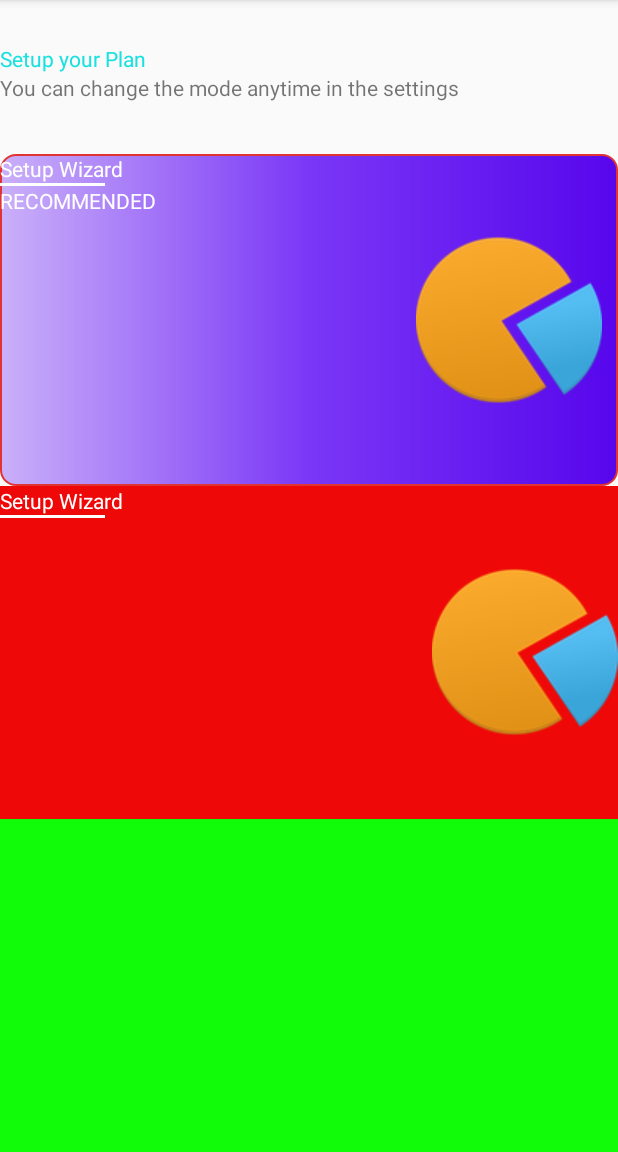
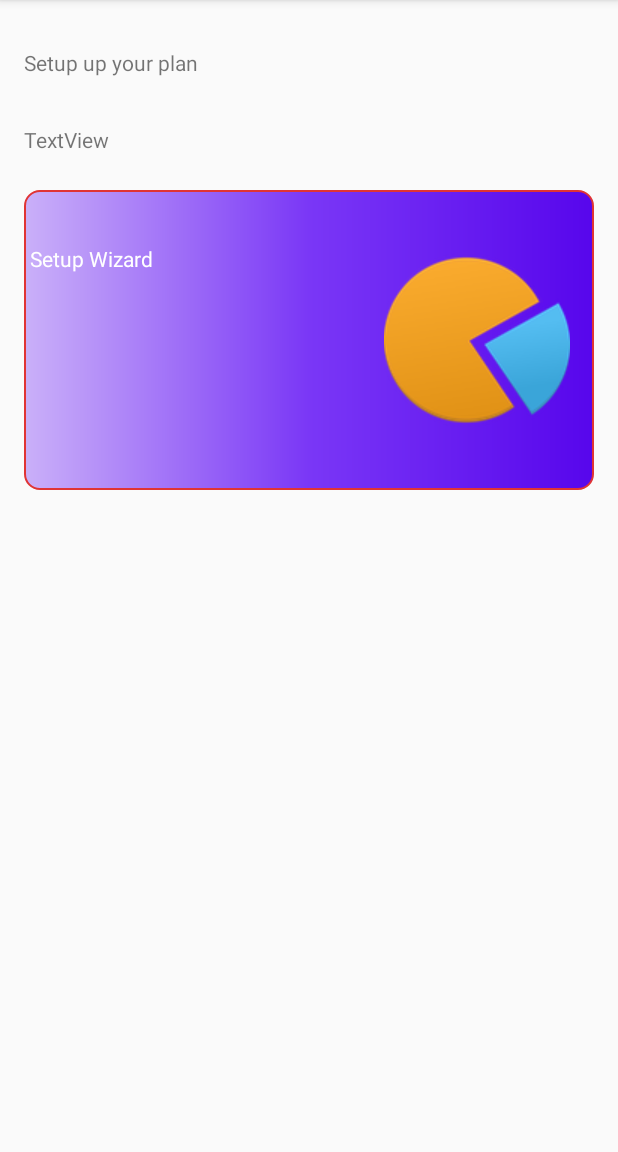
Before and after one commit to saraschandraa-m/oct2020_ui, an Android app: the screen it shows after launch (MainActivity), on a phone screen of 412 x 824 dp, the part 84-1236 px from its top. Run offline under Robolectric (Android 15) with nearby library versions, the phone set to English and light mode, and no system bars.

Commit message:
12Oct2020 Changes

```diff
--- a/app/src/main/AndroidManifest.xml
+++ b/app/src/main/AndroidManifest.xml
@@ -9,6 +9,7 @@
         android:roundIcon="@mipmap/ic_launcher_round"
         android:supportsRtl="true"
         android:theme="@style/AppTheme">
+        <activity android:name=".SecondActivity"></activity>
         <activity android:name=".MainActivity">
             <intent-filter>
                 <action android:name="android.intent.action.MAIN" />
--- a/app/src/main/java/com/nexstacks/uibasics/MainActivity.java
+++ b/app/src/main/java/com/nexstacks/uibasics/MainActivity.java
@@ -3,12 +3,44 @@ package com.nexstacks.uibasics;
 import androidx.appcompat.app.AppCompatActivity;
 
 import android.os.Bundle;
+import android.view.View;
+import android.widget.TextView;
 
 public class MainActivity extends AppCompatActivity {
+
+    private TextView mTvSetupWizard;
 
     @Override
     protected void onCreate(Bundle savedInstanceState) {
         super.onCreate(savedInstanceState);
-        setContentView(R.layout.activity_main);
+        setContentView(R.layout.activity_constraint);
+
+        mTvSetupWizard = findViewById(R.id.tv_setup_plan);
+
+        mTvSetupWizard.setOnClickListener(new View.OnClickListener() {
+            @Override
+            public void onClick(View v) {
+                showToastMessage();
+            }
+        });
+    }
+
+
+    private void showToastMessage(){
+
+    }
+
+
+    class Student{
+        String studentName;
+        String studentRollNo;
+
+        public void setStudentDetails(){
+
+        }
+
+        public Student(){
+
+        }
     }
 }
--- /dev/null
+++ b/app/src/main/res/layout/activity_constraint.xml
@@ -0,0 +1,68 @@
+<?xml version="1.0" encoding="utf-8"?>
+<androidx.constraintlayout.widget.ConstraintLayout xmlns:android="http://schemas.android.com/apk/res/android"
+    xmlns:app="http://schemas.android.com/apk/res-auto"
+    xmlns:tools="http://schemas.android.com/tools"
+    android:layout_width="match_parent"
+    android:layout_height="match_parent">
+
+    <TextView
+        android:id="@+id/tv_setup_plan"
+        android:layout_width="wrap_content"
+        android:layout_height="wrap_content"
+        android:layout_marginStart="16dp"
+        android:layout_marginTop="32dp"
+        android:text="Setup up your plan"
+        app:layout_constraintStart_toStartOf="parent"
+        app:layout_constraintTop_toTopOf="parent" />
+
+    <TextView
+        android:id="@+id/textView2"
+        android:layout_width="wrap_content"
+        android:layout_height="wrap_content"
+        android:layout_marginTop="32dp"
+        android:text="TextView"
+        app:layout_constraintStart_toStartOf="@+id/tv_setup_plan"
+        app:layout_constraintTop_toBottomOf="@+id/tv_setup_plan" />
+
+    <androidx.constraintlayout.widget.ConstraintLayout
+        android:layout_width="match_parent"
+        android:layout_height="200dp"
+        android:layout_marginTop="24dp"
+        android:layout_marginStart="16dp"
+        android:layout_marginEnd="16dp"
+        android:background="@drawable/bg_crect_1"
+        app:layout_constraintEnd_toEndOf="parent"
+        app:layout_constraintStart_toStartOf="@+id/textView2"
+        app:layout_constraintTop_toBottomOf="@+id/textView2">
+
+        <View
+            android:id="@+id/view2"
+            android:layout_width="70dp"
+            android:layout_height="2dp"
+            android:layout_marginTop="24dp"
+            app:layout_constraintStart_toStartOf="@+id/textView5"
+            app:layout_constraintTop_toBottomOf="@+id/textView5" />
+
+        <ImageView
+            android:id="@+id/imageView3"
+            android:layout_width="wrap_content"
+            android:layout_height="wrap_content"
+            android:layout_marginEnd="16dp"
+            app:layout_constraintBottom_toBottomOf="parent"
+            app:layout_constraintEnd_toEndOf="parent"
+            app:layout_constraintTop_toTopOf="parent"
+            android:src="@drawable/pie_chart_img" />
+
+        <TextView
+            android:id="@+id/textView5"
+            android:layout_width="wrap_content"
+            android:layout_height="wrap_content"
+            android:layout_marginStart="4dp"
+            android:layout_marginTop="36dp"
+            android:text="Setup Wizard"
+            android:textColor="#ffffff"
+            app:layout_constraintStart_toStartOf="parent"
+            app:layout_constraintTop_toTopOf="parent" />
+    </androidx.constraintlayout.widget.ConstraintLayout>
+
+</androidx.constraintlayout.widget.ConstraintLayout>
--- a/app/src/main/res/layout/activity_main.xml
+++ b/app/src/main/res/layout/activity_main.xml
@@ -6,13 +6,10 @@
     android:layout_height="match_parent"
     android:orientation="vertical"
     android:id="@+id/main_parent"
+    android:paddingStart="10dp"
+    android:paddingEnd="10dp"
     tools:context=".MainActivity">
 
-
-    <TextView
-        android:layout_width="match_parent"
-        android:layout_height="0dp"
-        android:layout_weight="0.4"/>
 
     <LinearLayout
         android:layout_width="match_parent"
@@ -25,11 +22,13 @@
             android:layout_width="wrap_content"
             android:layout_height="wrap_content"
             android:textColor="#1ae1df"
+            android:layout_marginTop="50dp"
             android:text="@string/home_setup" />
 
         <TextView
             android:layout_width="wrap_content"
             android:layout_height="wrap_content"
+            android:layout_marginTop="5dp"
             android:text="You can change the mode anytime in the settings"/>
 
     </LinearLayout>
--- a/app/src/main/res/layout/activity_relative.xml
+++ b/app/src/main/res/layout/activity_relative.xml
@@ -31,6 +31,7 @@
 
 
         <ImageView
+            android:id="@+id/iv_pie_chart"
             android:layout_width="wrap_content"
             android:layout_height="wrap_content"
             android:layout_alignParentEnd="true"
@@ -42,6 +43,7 @@
             android:id="@+id/tv_setup_wizard"
             android:layout_width="wrap_content"
             android:layout_height="wrap_content"
+            android:layout_toStartOf="@+id/iv_pie_chart"
             android:text="Setup Wizard"
             android:textColor="#ffffff"
             android:layout_alignParentTop="true"
```
Also changed, not shown: app/src/main/java/com/nexstacks/uibasics/SecondActivity.java (added, +14 -0 lines), app/src/main/res/layout/activity_scrollview.xml (added, +27 -0 lines), app/src/main/res/layout/activity_second.xml (added, +9 -0 lines).
